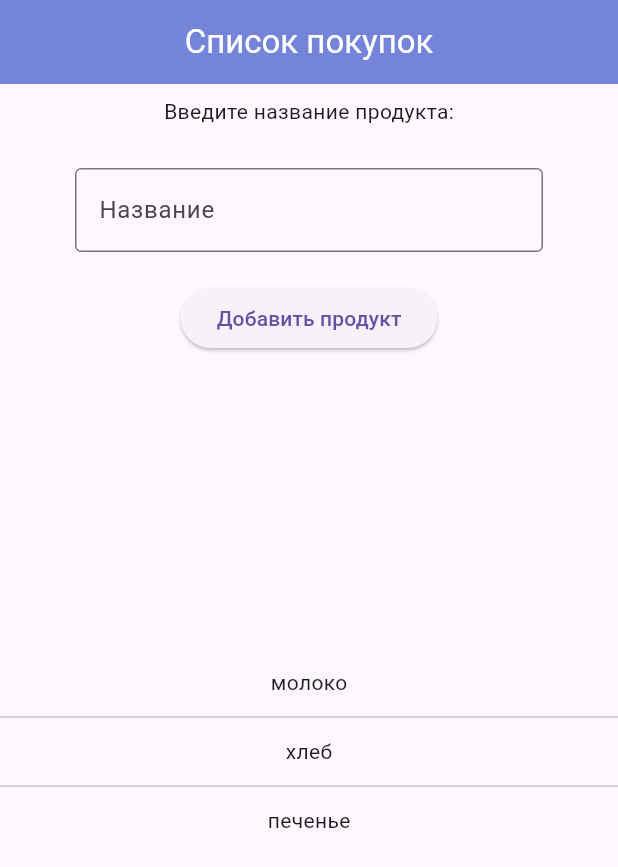
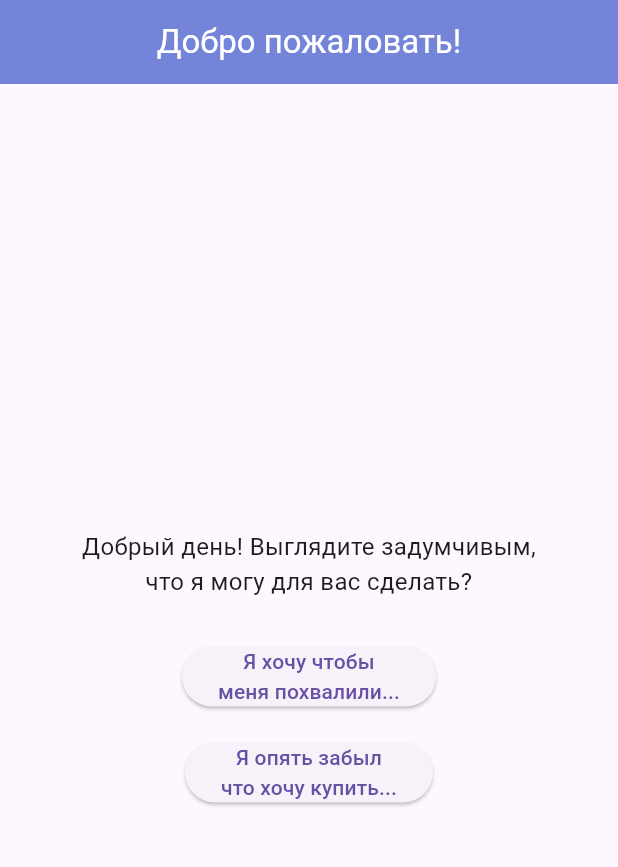
Before and after one commit to MatveyBashirov/Practice_Flutter, a Flutter app: the screen it shows after launch, on a phone screen of 412 x 824 dp. Shown: the top 867 px of the screen. Run offline on Flutter 3.47's test engine with Material 3 defaults, Android fonts, the phone set to English and light mode, and no system bars.

Commit message:
navigation added

```diff
--- a/my_app/my_app/lib/lookcheck.dart
+++ b/my_app/my_app/lib/lookcheck.dart
@@ -20,7 +20,13 @@ class _MyClassState extends State<MyClass> {
 
   @override
   Widget build(BuildContext context) {
-    return Center(
+    return Scaffold(
+      appBar: AppBar(
+        backgroundColor: Color.fromARGB(255, 115, 132, 217),
+        foregroundColor: Color.fromARGB(255, 255, 255, 255),
+        title: Center(child: Text('Генератор комплиментов')),
+      ),
+      body: Center(
         child: Column(
             mainAxisAlignment: MainAxisAlignment.center,
             crossAxisAlignment: CrossAxisAlignment.center,
@@ -38,6 +44,7 @@ class _MyClassState extends State<MyClass> {
               },
               child: Text(currentText,
                   style: TextStyle(fontFamily: fonts[index], fontSize: 24)))
-        ]));
+        ]))
+    );
   }
 }
--- a/my_app/my_app/lib/main.dart
+++ b/my_app/my_app/lib/main.dart
@@ -1,9 +1,64 @@
+// ignore_for_file: prefer_const_constructors, prefer_const_literals_to_create_immutables
+
 import 'package:flutter/material.dart';
 import 'package:my_app/lookcheck.dart';
 import 'package:my_app/product_list.dart';
 
+class Homepage extends StatelessWidget{
+  @override
+  Widget build(BuildContext context) {
+    return Scaffold(
+      appBar: AppBar(
+        backgroundColor: Color.fromARGB(255, 115, 132, 217),
+        foregroundColor: Color.fromARGB(255, 255, 255, 255),
+        title: Center(child: Text('Добро пожаловать!')),
+      ),
+      body: Center(
+        child: Column(
+          mainAxisAlignment: MainAxisAlignment.center,
+          children: [
+            Padding(
+              padding: const EdgeInsets.fromLTRB(0, 20, 0, 20),
+              child: Text('Добрый день! Выглядите задумчивым,\nчто я могу для вас сделать?',
+              style: TextStyle(fontSize: 16),
+              textAlign: TextAlign.center,),
+            ),
+            Padding(
+              padding: const EdgeInsets.all(8.0),
+              child: ElevatedButton(
+                onPressed:(){ Navigator.pushNamed(context, '/lookcheck');},
+                child: Text('Я хочу чтобы\nменя похвалили...', textAlign: TextAlign.center,)
+                ),
+            ),
+            Padding(
+              padding: const EdgeInsets.all(8.0),
+              child: ElevatedButton(
+                onPressed:(){ Navigator.pushNamed(context, '/products');},
+                child: Text('Я опять забыл\nчто хочу купить...', textAlign: TextAlign.center)
+                ),
+            )
+          ],
+        ),
+      )
+    );
+  }
+}
+
+class MyApp extends StatelessWidget {
+  @override
+  Widget build(BuildContext context) {
+    return MaterialApp(
+      title: 'Пример навигации',
+      initialRoute: '/',
+      routes: {
+        '/': (context) => Homepage(),
+        '/lookcheck': (context) => MyClass(),
+        '/products': (context) => ListClass(),
+      },
+    );
+  }
+}
+
 void main() {
-  runApp(MaterialApp(
-    home: ListClass()
-  ));
+  runApp(MyApp());
 }
```
